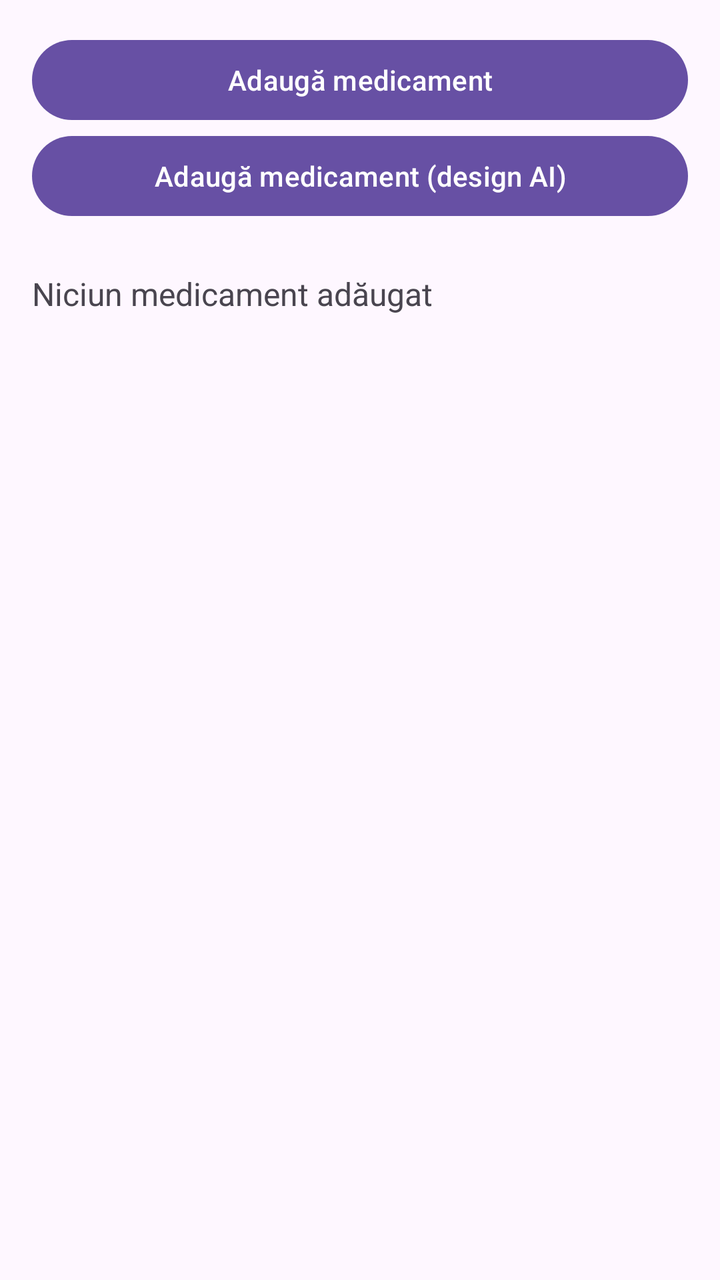
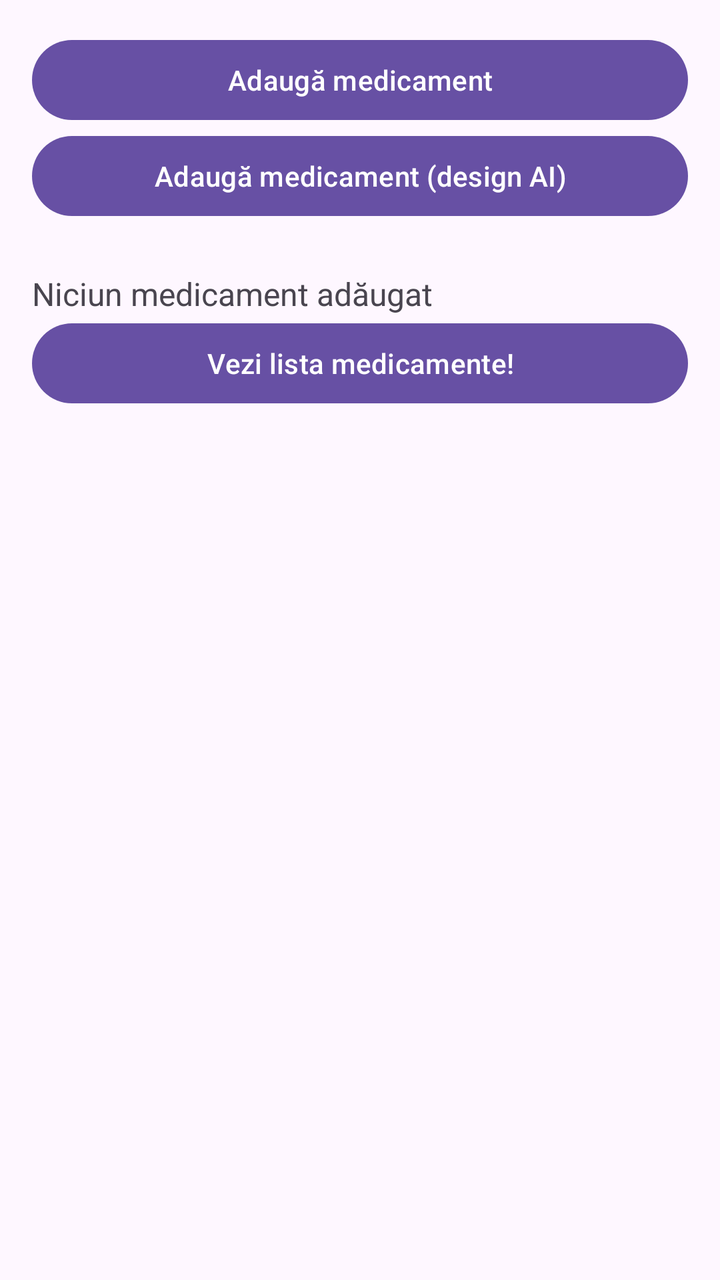

Two renders of the same Android screen: before a commit and after it. Below are the layout's source before the change and the commit's diff.
<!-- AndroidManifest.xml: application theme Theme.ActivitateDAM -->
<!-- res/layout/activity_principal.xml -->
<?xml version="1.0" encoding="utf-8"?>
<LinearLayout xmlns:android="http://schemas.android.com/apk/res/android"
    android:layout_width="match_parent"
    android:layout_height="match_parent"
    android:orientation="vertical"
    android:padding="16dp">

    <Button
        android:id="@+id/btnAdauga"
        android:layout_width="match_parent"
        android:layout_height="wrap_content"
        android:text="Adaugă medicament" />

    <Button
        android:id="@+id/btnAdaugaAI"
        android:layout_width="match_parent"
        android:layout_height="wrap_content"
        android:text="Adaugă medicament (design AI)" />

    <TextView
        android:id="@+id/tvRezultat"
        android:layout_width="match_parent"
        android:layout_height="wrap_content"
        android:layout_marginTop="24dp"
        android:textSize="16sp"
        android:text="Niciun medicament adăugat" />
</LinearLayout>
<!-- resources referenced by this layout -->
<resources>
  <style name="Theme.ActivitateDAM" parent="Base.Theme.ActivitateDAM" />
  <style name="Base.Theme.ActivitateDAM" parent="Theme.Material3.DayNight.NoActionBar">
          
          
      </style>
</resources>

<!-- the commit's change to res/layout/activity_principal.xml (unified diff, before → after) -->
@@ -24,4 +24,9 @@
         android:layout_marginTop="24dp"
         android:textSize="16sp"
         android:text="Niciun medicament adăugat" />
+    <Button
+        android:id="@+id/btnLista"
+        android:layout_width="match_parent"
+        android:layout_height="wrap_content"
+        android:text="Vezi lista medicamente!" />
 </LinearLayout>
